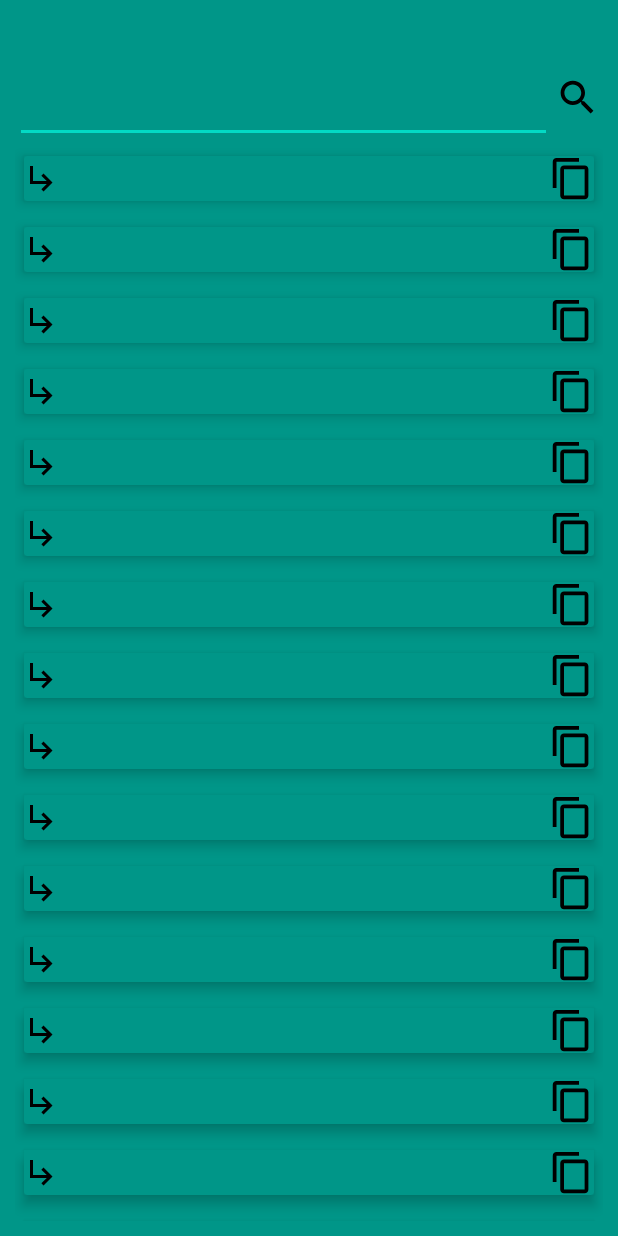
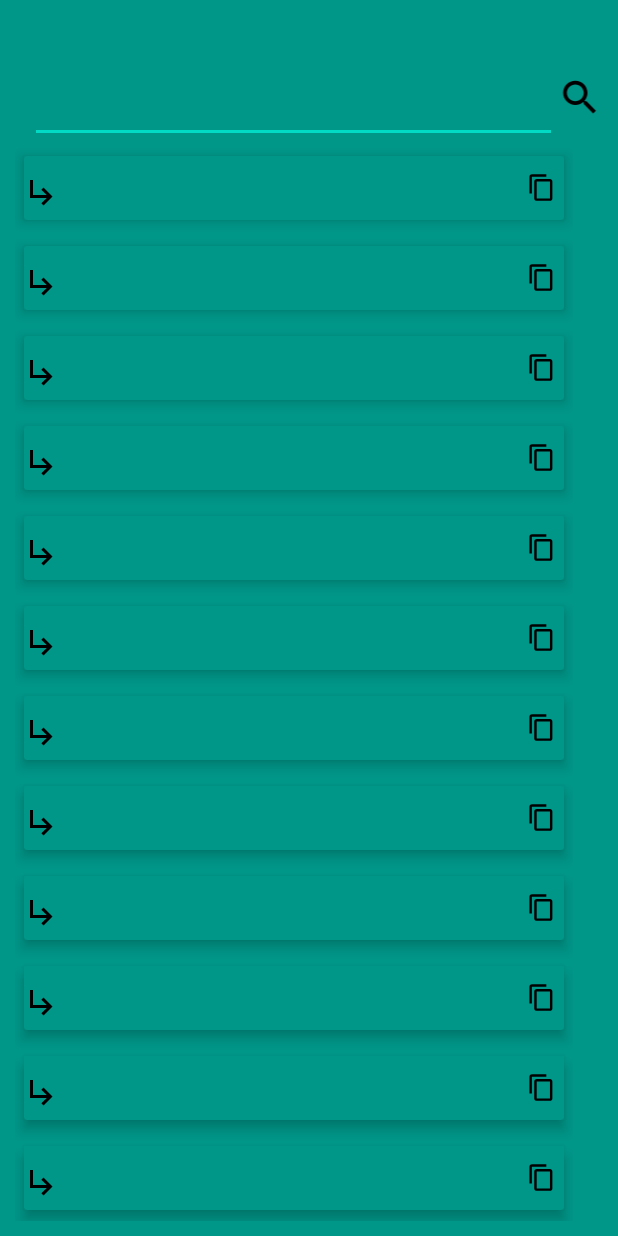
Before and after one commit to Yash-chotaliya/MYFoNT_APP, an Android app: the screen it shows after launch (MainActivity), after a tap on an icon or button, on a phone screen of 412 x 824 dp. Run offline under Robolectric (Android 15) with nearby library versions, the phone set to English and light mode, and no system bars.

Commit message:
" recycle text edit"

```diff
--- a/app/src/main/res/layout/activity_main.xml
+++ b/app/src/main/res/layout/activity_main.xml
@@ -25,6 +25,7 @@
             <EditText
                 android:id="@+id/main"
                 android:layout_width="350dp"
+                android:layout_marginLeft="10dp"
                 android:textAlignment="center"
                 android:textColor="@color/black"
                 android:layout_weight="1"
--- a/app/src/main/res/layout/fontlay.xml
+++ b/app/src/main/res/layout/fontlay.xml
@@ -1,8 +1,9 @@
 <?xml version="1.0" encoding="utf-8"?>
 <androidx.cardview.widget.CardView xmlns:android="http://schemas.android.com/apk/res/android"
     android:layout_width="match_parent"
-    android:layout_height="wrap_content"
+    android:layout_height="60dp"
     xmlns:app="http://schemas.android.com/apk/res-auto"
+    xmlns:tools="http://schemas.android.com/tools"
     app:cardUseCompatPadding="true"
     android:backgroundTint="#009688"
     app:cardElevation="5dp">
@@ -11,21 +12,27 @@
             android:layout_width="match_parent"
             android:layout_height="match_parent"
             android:orientation="horizontal">
+
             <TextView
                 android:id="@+id/font"
-                android:layout_width="350dp"
+                android:layout_width="330dp"
                 android:layout_height="match_parent"
+                android:layout_weight="1"
+                android:drawablePadding="10dp"
+                android:paddingTop="5dp"
+                android:inputType="textLongMessage"
+                android:drawableStart="@drawable/ic_baseline_subdirectory_arrow_right_24"
                 android:textAlignment="center"
                 android:textColor="@color/black"
-                android:textSize="20dp"
-                android:layout_weight="1"
-                android:drawableStart="@drawable/ic_baseline_subdirectory_arrow_right_24"/>
+                android:textSize="20dp" />
 
             <ImageView
                 android:id="@+id/copybtn"
                 android:layout_gravity="center"
                 android:layout_width="30dp"
+                android:padding="5dp"
                 android:layout_height="30dp"
+
                 android:layout_weight="0.5"
                 android:src="@drawable/ic_baseline_content_copy_24"/>
 
```
